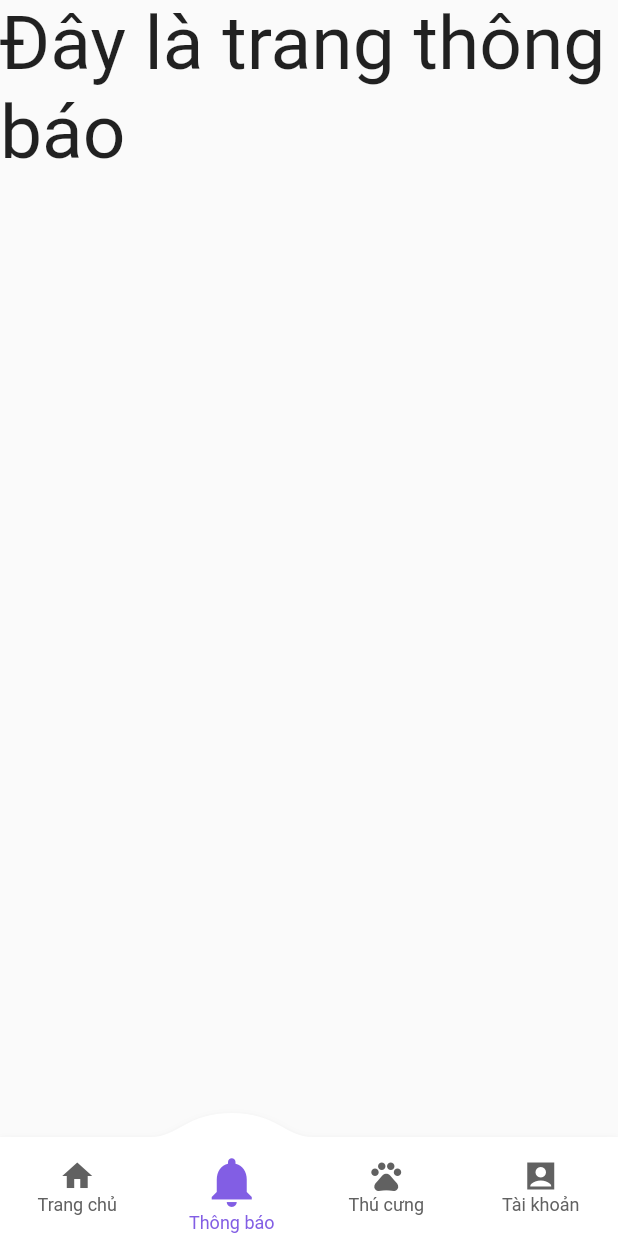
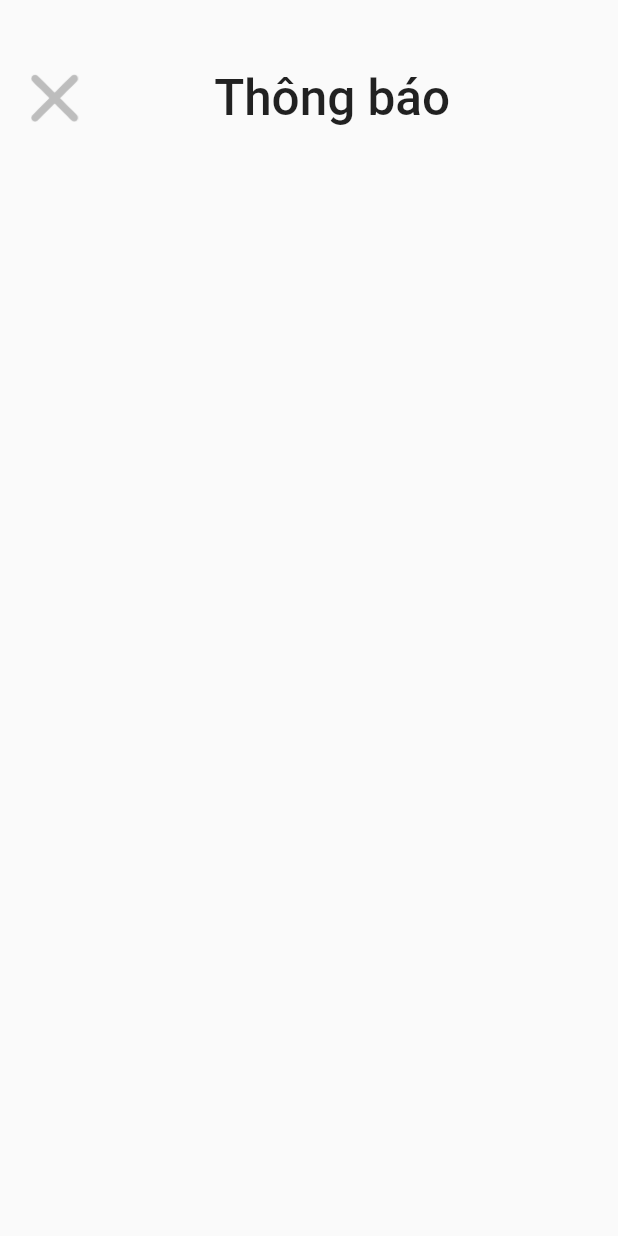
Before and after one commit to khanhpl/Pegoda, a Flutter app: the CusMain screen opened by its route, item 2 of the bottom bar chosen, on a phone screen of 412 x 824 dp. Run offline on Flutter 3.47's test engine with Material 2 defaults, Android fonts, the phone set to English and light mode, and no system bars; drawn by our look-alikes of convex_bottom_bar; our stand-ins replace carousel_pro, flutter_rating_bar.

Commit message:
khanhpl 15-2 update pet screen and notification screen

```diff
--- a/Pegoda Mobile/Pegoda/lib/controllers/customer_main.dart
+++ b/Pegoda Mobile/Pegoda/lib/controllers/customer_main.dart
@@ -1,7 +1,7 @@
 import 'package:flutter/material.dart';
 import 'package:convex_bottom_bar/convex_bottom_bar.dart';
 import 'package:pegoda/screens/customer/cus_main/cus_home_screen.dart';
-import 'package:pegoda/screens/customer/cus_personal_setting/cus_account_screen.dart';
+import 'package:pegoda/screens/customer/cus_account/cus_account_screen.dart';
 import 'package:pegoda/screens/customer/notification/notification_screen.dart';
 import 'package:pegoda/screens/customer/pet/pet_screen.dart';
 import '../MyLib/constants.dart' as Constants;
@@ -31,10 +31,12 @@ class _CusMainSate extends State<CusMain> {
       case 0:
         return CusHomeScreen();
       case 1:
+        isBottomNav = false;
         return NotificationScreen();
       case 2:
         return PetScreen();
       case 3:
+        isBottomNav = false;
         return CusAccountScreen();
 
       default:
--- a/Pegoda Mobile/Pegoda/lib/main.dart
+++ b/Pegoda Mobile/Pegoda/lib/main.dart
@@ -1,5 +1,6 @@
 import 'package:flutter/material.dart';
 import 'package:pegoda/controllers/customer_main.dart';
+import 'package:pegoda/screens/customer/notification/notification_screen.dart';
 import 'package:pegoda/screens/customer/search/search_screen.dart';
 import 'package:pegoda/screens/welcome/confirm_code_screen.dart';
 import 'package:pegoda/screens/welcome/forgot_password_screen.dart';
@@ -21,8 +22,9 @@ void main() {
         '/confirmCodeScreen': (context) => ConfirmCodeScreen(),
         '/setNewPasswordScreen': (context) => SetNewPasswordScreen(),
         '/searchScreen': (context) => SearchScreen(),
-        '/cusAccountScreen': (context) => CusMain(selectedIndex: 3, isBottomNav: true),
+        '/cusAccountScreen': (context) => CusMain(selectedIndex: 3, isBottomNav: false),
         '/petScreen': (context) => CusMain(selectedIndex: 2, isBottomNav: true),
+        '/notificationScreen': (context) => CusMain(selectedIndex: 1, isBottomNav: false),
 
 
 
--- a/Pegoda Mobile/Pegoda/lib/screens/customer/notification/notification_screen.dart
+++ b/Pegoda Mobile/Pegoda/lib/screens/customer/notification/notification_screen.dart
@@ -1,17 +1,56 @@
 import 'package:flutter/material.dart';
+import '../../../MyLib/constants.dart' as Constants;
 
-class NotificationScreen extends StatelessWidget{
+class NotificationScreen extends StatelessWidget {
   @override
   Widget build(BuildContext context) {
+    var _pageHeight = MediaQuery.of(context).size.height;
+    var _pageWidth = MediaQuery.of(context).size.width;
+    var _bgColor = Constants.bgColor;
     // TODO: implement build
-    return Container(
-      child: Text(
-        'Đây là trang thông báo',
-        style: TextStyle(
-          fontSize: 50,
+    return Material(
+      child: Container(
+        padding:
+            EdgeInsets.only(left: _pageWidth * 0.03, right: _pageHeight * 0.03),
+        child: SingleChildScrollView(
+          child: Column(
+            crossAxisAlignment: CrossAxisAlignment.start,
+            children: [
+              SizedBox(height: _pageHeight * 0.05),
+              Container(
+                width: double.infinity,
+                child: Row(
+                  mainAxisAlignment: MainAxisAlignment.start,
+                  crossAxisAlignment: CrossAxisAlignment.center,
+                  children: <Widget>[
+                    Container(
+                      child: IconButton(
+                        onPressed: () {
+                          // Navigator.pop(context);
+                          Navigator.pushNamed(context, '/cusMain');
+                        },
+                        icon: ImageIcon(
+                          AssetImage('assets/cus/account_screen/cancel.png'),
+                          size: _pageWidth * 0.1,
+                          color: Color(0xFFBDBDBD),
+                        ),
+                      ),
+                    ),
+                    SizedBox(width: _pageWidth * 0.2),
+                    Text(
+                      'Thông báo',
+                      style: TextStyle(
+                        fontSize: _pageHeight*0.04,
+                        fontWeight: FontWeight.w500,
+                      ),
+                    ),
+                  ],
+                ),
+              ),
+            ],
+          ),
         ),
       ),
     );
   }
-
 }
```
Also changed, not shown: Pegoda Mobile/Pegoda/lib/screens/customer/cus_account/cus_account_screen.dart (renamed from Pegoda Mobile/Pegoda/lib/screens/customer/cus_personal_setting/cus_account_screen.dart, +30 -20 lines), Pegoda Mobile/Pegoda/lib/screens/customer/cus_main/up_nav_bar.dart (+8 -33 lines), Pegoda Mobile/Pegoda/lib/screens/customer/pet/pet_screen.dart (+50 -7 lines), Pegoda Mobile/Pegoda/lib/screens/pet_care_center/home/pcc_home_screen.dart (deleted, +0 -29 lines).
